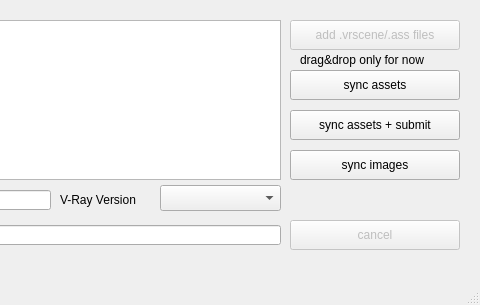
Old version of the form opencloudrender/ui/ocrSubmit.ui in the repository ultra-sonic/opencloudrender; both pictures show x 920 to 1400 and y 0 to 305 of the 1400 by 305 pixel window.
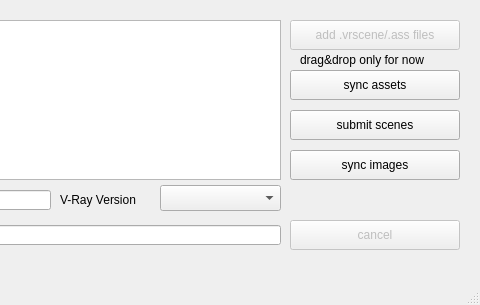
New version of the form.

```diff
--- a/opencloudrender/ui/ocrSubmit.ui
+++ b/opencloudrender/ui/ocrSubmit.ui
@@ -40,7 +40,7 @@
      </rect>
     </property>
     <property name="text">
-     <string>sync assets + submit</string>
+     <string>submit scenes</string>
     </property>
    </widget>
    <widget class="QPushButton" name="syncAssetsButton">
```
Left out of the diff: 2 changed lines with no effect on the pictures.
